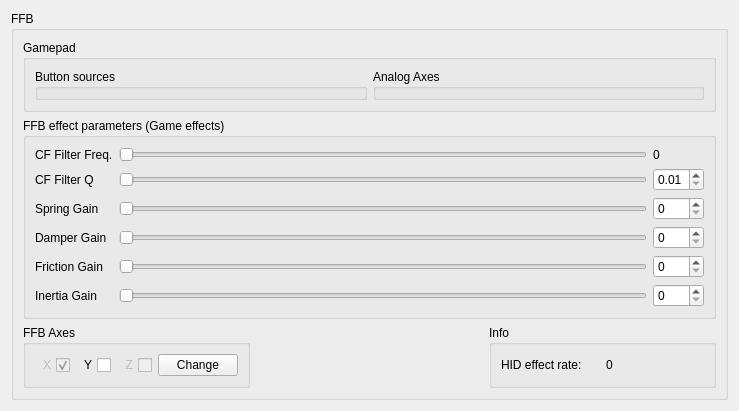
Before: the Qt Designer form res/ffbclass.ui in Ultrawipf/OpenFFBoard-configurator, drawn with Qt 5.
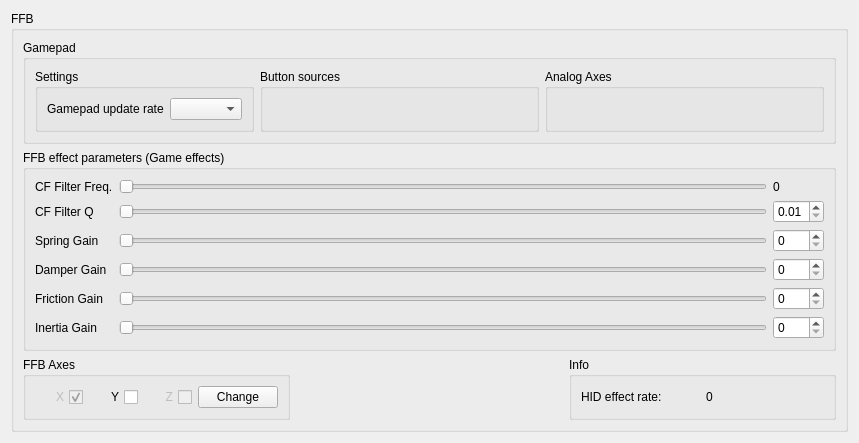
After: the same form once the commit is applied.

Commit message: added support for HID speed setting

What changed in the file:
```diff
--- a/res/ffbclass.ui
+++ b/res/ffbclass.ui
@@ -6,8 +6,8 @@
    <rect>
     <x>0</x>
     <y>0</y>
-    <width>739</width>
-    <height>382</height>
+    <width>859</width>
+    <height>412</height>
    </rect>
   </property>
   <property name="windowTitle">
@@ -31,19 +31,60 @@
         <property name="title">
          <string>Gamepad</string>
         </property>
-        <layout class="QHBoxLayout" name="horizontalLayout">
-         <item>
+        <layout class="QGridLayout" name="gridLayout_3">
+         <item row="1" column="1" rowspan="2">
           <widget class="QGroupBox" name="groupBox_buttons">
+           <property name="sizePolicy">
+            <sizepolicy hsizetype="Preferred" vsizetype="Preferred">
+             <horstretch>1</horstretch>
+             <verstretch>0</verstretch>
+            </sizepolicy>
+           </property>
            <property name="title">
             <string>Button sources</string>
            </property>
           </widget>
          </item>
-         <item>
+         <item row="1" column="0">
+          <widget class="QGroupBox" name="groupBox">
+           <property name="title">
+            <string>Settings</string>
+           </property>
+           <layout class="QHBoxLayout" name="horizontalLayout">
+            <property name="leftMargin">
+             <number>9</number>
+            </property>
+            <property name="topMargin">
+             <number>9</number>
+            </property>
+            <property name="rightMargin">
+             <number>9</number>
+            </property>
+            <property name="bottomMargin">
+             <number>9</number>
+            </property>
+            <item>
+             <widget class="QLabel" name="label_2">
+              <property name="text">
+               <string>Gamepad update rate</string>
+              </property>
+             </widget>
+            </item>
+            <item>
+             <widget class="QComboBox" name="comboBox_reportrate">
+              <property name="toolTip">
+               <string>&lt;html&gt;&lt;head/&gt;&lt;body&gt;&lt;p&gt;Changes the speed at which reports are sent. Slower values skip more packets if the system can't keep up.&lt;/p&gt;&lt;/body&gt;&lt;/html&gt;</string>
+              </property>
+             </widget>
+            </item>
+           </layout>
+          </widget>
+         </item>
+         <item row="1" column="2" rowspan="2">
           <widget class="QGroupBox" name="groupBox_analogaxes">
            <property name="sizePolicy">
             <sizepolicy hsizetype="Minimum" vsizetype="Preferred">
-             <horstretch>0</horstretch>
+             <horstretch>1</horstretch>
              <verstretch>0</verstretch>
             </sizepolicy>
            </property>
@@ -52,6 +93,19 @@
            </property>
           </widget>
          </item>
+         <item row="2" column="0">
+          <spacer name="verticalSpacer_2">
+           <property name="orientation">
+            <enum>Qt::Vertical</enum>
+           </property>
+           <property name="sizeHint" stdset="0">
+            <size>
+             <width>20</width>
+             <height>40</height>
+            </size>
+           </property>
+          </spacer>
+         </item>
         </layout>
        </widget>
       </item>
```
Left out of the diff: 3 changed lines with no effect on the pictures. The commit also changes 2 other files.
